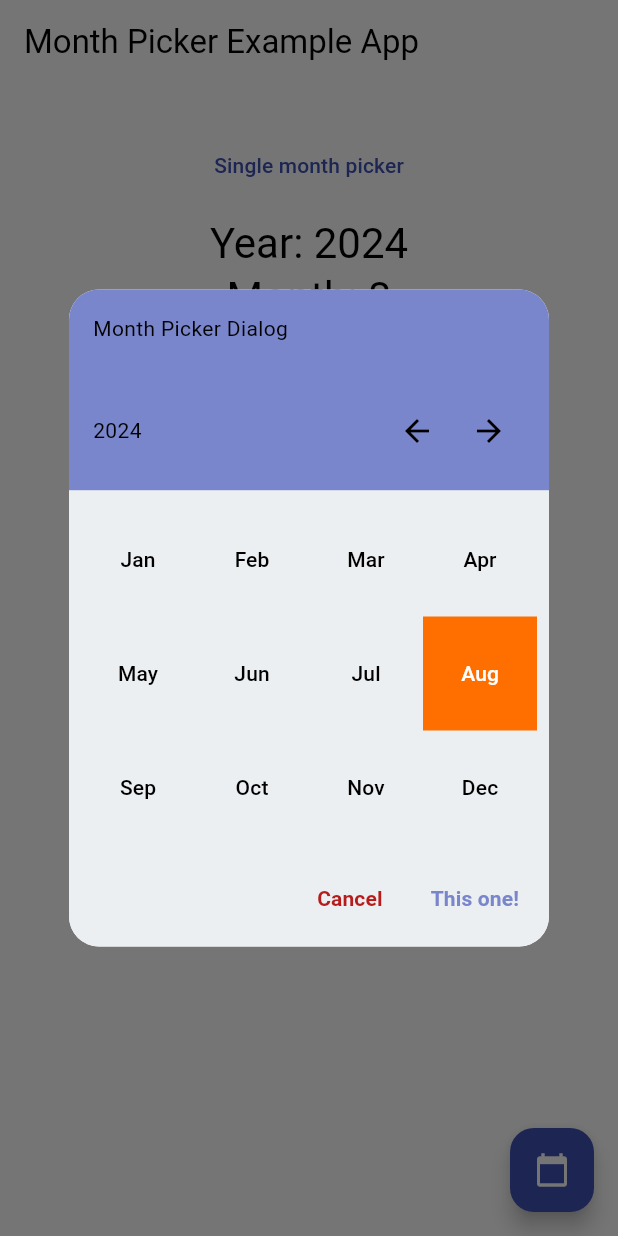
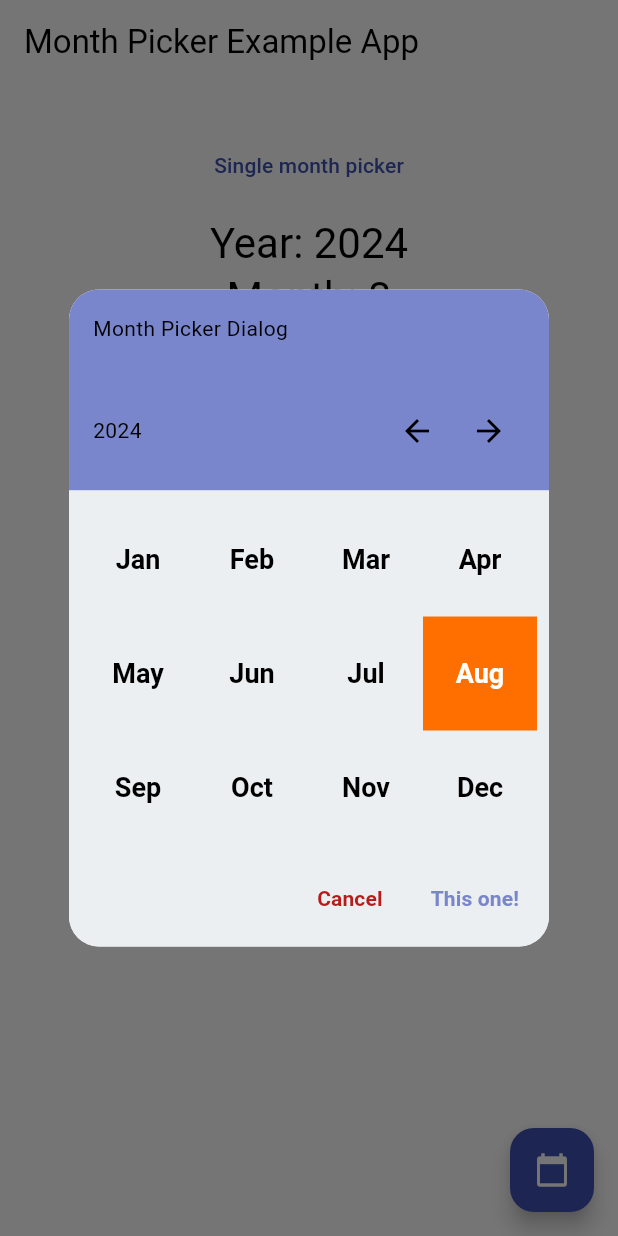
Before and after one commit to Macacoazul01/month_picker_dialog, a Flutter app: the screen it shows after launch, after a tap on the "calendar today" icon, on a phone screen of 412 x 824 dp. Run offline on Flutter 3.47's test engine with Material 3 defaults, Android fonts, the phone set to English and light mode, and no system bars.

Commit message:
5.0.0-dev.4

```diff
--- a/example/lib/main.dart
+++ b/example/lib/main.dart
@@ -184,11 +184,11 @@ class _MyAppState extends State<MyApp> {
           unselectedMonthsTextColor: Colors.black,
           currentMonthTextColor: Colors.green,
           yearTextStyle: const TextStyle(
-            color: Colors.amber,
+            fontSize: 10,
           ),
           monthTextStyle: const TextStyle(
-            color: Colors.red,
             fontWeight: FontWeight.bold,
+            fontSize: 18,
           ),
         ),
       ),
--- a/lib/src/helpers/settings/buttons_settings.dart
+++ b/lib/src/helpers/settings/buttons_settings.dart
@@ -19,8 +19,6 @@ class PickerButtonsSettings {
         selectedYearTextColor = selectedYearTextColor ?? selectedMonthTextColor,
         currentYearTextColor = currentYearTextColor ?? currentMonthTextColor,
         yearTextStyle = yearTextStyle ?? monthTextStyle;
-
-  //TODO implement monthTextStyle, yearTextStyle
 
   /// The text style of all months on the page.
   ///
--- a/lib/src/helpers/settings/header_settings.dart
+++ b/lib/src/helpers/settings/header_settings.dart
@@ -4,6 +4,7 @@ import 'package:flutter/material.dart';
 class PickerHeaderSettings {
   const PickerHeaderSettings({
     this.hideHeaderRow = false,
+    this.hideHeaderArrows = false,
     this.previousIcon = Icons.keyboard_arrow_up,
     this.nextIcon = Icons.keyboard_arrow_down,
     this.headerIconsSize,
@@ -12,12 +13,18 @@ class PickerHeaderSettings {
     this.headerSelectedIntervalTextStyle,
     this.headerCurrentPageTextStyle,
     this.titleSpacing = 5,
+    this.headerPadding = const EdgeInsets.all(16.0),
   });
 
   /// Hides the row with the arrows + years/months page range from the header, forcing the user to scroll to change the page.
   ///
   /// default: `false`
   final bool hideHeaderRow;
+
+  /// Hides only the arrows part of the header, forcing the user to scroll to change the page.
+  ///
+  /// default: `false`
+  final bool hideHeaderArrows;
 
   /// The icon that will make the calendar to go back one page when clicked.
   ///
@@ -60,6 +67,11 @@ class PickerHeaderSettings {
   ///
   /// default: `5`
   final double titleSpacing;
+
+  /// The header padding.
+  ///
+  /// default: `EdgeInsets.all(16.0)`
+  final EdgeInsets headerPadding;
 }
 
 ///The default settings for the Header style.
--- a/lib/src/month_picker_widgets/header/header.dart
+++ b/lib/src/month_picker_widgets/header/header.dart
@@ -44,7 +44,8 @@ class PickerHeader extends StatelessWidget {
               ),
       ),
       child: Padding(
-        padding: const EdgeInsets.all(16.0),
+        padding:
+            controller.monthPickerDialogSettings.headerSettings.headerPadding,
         child: controller.monthPickerDialogSettings.headerSettings.hideHeaderRow
             ? Row(
                 mainAxisAlignment: MainAxisAlignment.center,
--- a/lib/src/month_picker_widgets/header/header_row.dart
+++ b/lib/src/month_picker_widgets/header/header_row.dart
@@ -54,6 +54,8 @@ class HeaderRow extends StatelessWidget {
                 textScaler: scaler,
               ),
             ),
+            if (!controller
+                .monthPickerDialogSettings.headerSettings.hideHeaderArrows)
               HeaderArrows(
                 arrowcolors: arrowcolors,
                 onUpButtonPressed: controller.onUpButtonPressed,
@@ -64,8 +66,8 @@ class HeaderRow extends StatelessWidget {
                     .monthPickerDialogSettings.headerSettings.headerIconsSize,
                 previousIcon: controller
                     .monthPickerDialogSettings.headerSettings.previousIcon,
-              nextIcon:
-                  controller.monthPickerDialogSettings.headerSettings.nextIcon,
+                nextIcon: controller
+                    .monthPickerDialogSettings.headerSettings.nextIcon,
               ),
           ]
         : <Widget>[
@@ -91,6 +93,8 @@ class HeaderRow extends StatelessWidget {
                 ),
               ],
             ),
+            if (!controller
+                .monthPickerDialogSettings.headerSettings.hideHeaderArrows)
               HeaderArrows(
                 arrowcolors: arrowcolors,
                 onUpButtonPressed: controller.onUpButtonPressed,
@@ -101,8 +105,8 @@ class HeaderRow extends StatelessWidget {
                     .monthPickerDialogSettings.headerSettings.headerIconsSize,
                 previousIcon: controller
                     .monthPickerDialogSettings.headerSettings.previousIcon,
-              nextIcon:
-                  controller.monthPickerDialogSettings.headerSettings.nextIcon,
+                nextIcon: controller
+                    .monthPickerDialogSettings.headerSettings.nextIcon,
               ),
           ];
     return portrait
--- a/lib/src/month_selector/month_button.dart
+++ b/lib/src/month_selector/month_button.dart
@@ -51,9 +51,6 @@ class MonthButton extends StatelessWidget {
   /// If not provided, the customization will be built from the app's theme.
   ButtonStyle _buildDefaultMonthStyle() {
     Color? backgroundColor;
-    //TODO fix. Breaks predicate and range in the way it is today.
-
-    // TextStyle? textStyle = controller.monthPickerDialogSettings.buttonsSettings.monthTextStyle ?? theme.textTheme.labelLarge;
     Color? foregroundColor = controller
         .monthPickerDialogSettings.buttonsSettings.unselectedMonthsTextColor;
     final List<DateTime> selectedDates = [controller.selectedDate];
@@ -101,7 +98,8 @@ class MonthButton extends StatelessWidget {
     }
 
     return TextButton.styleFrom(
-      //textStyle: textStyle,
+      textStyle:
+          controller.monthPickerDialogSettings.buttonsSettings.monthTextStyle,
       foregroundColor: foregroundColor,
       backgroundColor: backgroundColor,
       shape: controller.monthPickerDialogSettings.buttonsSettings.buttonBorder,
@@ -135,7 +133,6 @@ class MonthButton extends StatelessWidget {
               ? toBeginningOfSentenceCase(
                   DateFormat.MMM(localeString).format(date))!
               : DateFormat.MMM(localeString).format(date).toLowerCase(),
-          style: monthStyle.textStyle?.resolve({}),
           textScaler: controller.monthPickerDialogSettings.dialogSettings
                       .textScaleFactor !=
                   null
--- a/lib/src/year_selector/year_button.dart
+++ b/lib/src/year_selector/year_button.dart
@@ -61,6 +61,8 @@ class YearButton extends StatelessWidget {
             .buttonsSettings.selectedMonthBackgroundColor ??
         theme.colorScheme.secondary;
     final ButtonStyle yearStyle = TextButton.styleFrom(
+      textStyle:
+          controller.monthPickerDialogSettings.buttonsSettings.yearTextStyle,
       foregroundColor: isTheSelectedYear
           ? theme.textTheme.labelLarge!
               .copyWith(
@@ -107,7 +109,6 @@ class YearButton extends StatelessWidget {
         style: yearStyle,
         child: Text(
           DateFormat.y(localeString).format(DateTime(year)),
-          style: yearStyle.textStyle?.resolve({}),
           textScaler: controller.monthPickerDialogSettings.dialogSettings
                       .textScaleFactor !=
                   null
--- a/pubspec.yaml
+++ b/pubspec.yaml
@@ -1,6 +1,6 @@
 name: month_picker_dialog
 description: Internationalized dialog for picking a single month from an infinite list of years.
-version: 5.0.0-dev.3
+version: 5.0.0-dev.4
 homepage: https://github.com/hmkrivoj/month_picker_dialog
 
 environment:
```
Also changed, not shown: 1 other file. Lines whose indentation alone changed are shown as unchanged.
